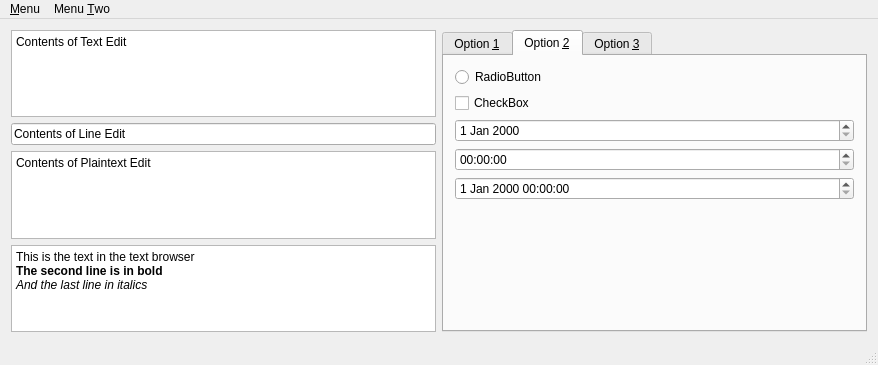
Old version of the form src/mainwindow.ui in the repository trumpton/SimpleBox.
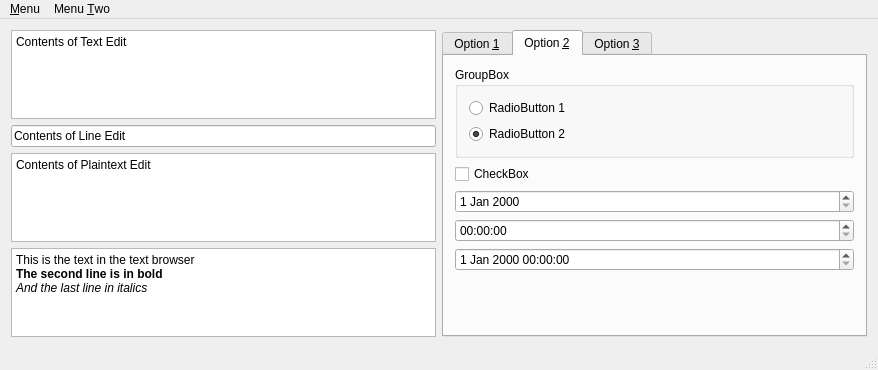
New version of the form. The open tabs and pages were chosen to show the change.

Commit message: Radiobutton in group and standardised accname and accdesc

Diff of the .ui file:
```diff
--- a/src/mainwindow.ui
+++ b/src/mainwindow.ui
@@ -7,7 +7,7 @@
     <x>0</x>
     <y>0</y>
     <width>878</width>
-    <height>357</height>
+    <height>370</height>
    </rect>
   </property>
   <property name="windowTitle">
@@ -44,7 +44,7 @@
          <string>&lt;!DOCTYPE HTML PUBLIC &quot;-//W3C//DTD HTML 4.0//EN&quot; &quot;http://www.w3.org/TR/REC-html40/strict.dtd&quot;&gt;
 &lt;html&gt;&lt;head&gt;&lt;meta name=&quot;qrichtext&quot; content=&quot;1&quot; /&gt;&lt;style type=&quot;text/css&quot;&gt;
 p, li { white-space: pre-wrap; }
-&lt;/style&gt;&lt;/head&gt;&lt;body style=&quot; font-family:'MS Shell Dlg 2'; font-size:8.25pt; font-weight:400; font-style:normal;&quot;&gt;
+&lt;/style&gt;&lt;/head&gt;&lt;body style=&quot; font-family:'Noto Sans'; font-size:10pt; font-weight:400; font-style:normal;&quot;&gt;
 &lt;p style=&quot; margin-top:0px; margin-bottom:0px; margin-left:0px; margin-right:0px; -qt-block-indent:0; text-indent:0px;&quot;&gt;&lt;span style=&quot; font-family:'Sans Serif'; font-size:9pt;&quot;&gt;Contents of Text Edit&lt;/span&gt;&lt;/p&gt;&lt;/body&gt;&lt;/html&gt;</string>
         </property>
        </widget>
@@ -102,7 +102,7 @@
          <string>&lt;!DOCTYPE HTML PUBLIC &quot;-//W3C//DTD HTML 4.0//EN&quot; &quot;http://www.w3.org/TR/REC-html40/strict.dtd&quot;&gt;
 &lt;html&gt;&lt;head&gt;&lt;meta name=&quot;qrichtext&quot; content=&quot;1&quot; /&gt;&lt;style type=&quot;text/css&quot;&gt;
 p, li { white-space: pre-wrap; }
-&lt;/style&gt;&lt;/head&gt;&lt;body style=&quot; font-family:'MS Shell Dlg 2'; font-size:8.25pt; font-weight:400; font-style:normal;&quot;&gt;
+&lt;/style&gt;&lt;/head&gt;&lt;body style=&quot; font-family:'Noto Sans'; font-size:10pt; font-weight:400; font-style:normal;&quot;&gt;
 &lt;p style=&quot; margin-top:0px; margin-bottom:0px; margin-left:0px; margin-right:0px; -qt-block-indent:0; text-indent:0px;&quot;&gt;&lt;span style=&quot; font-family:'Sans Serif'; font-size:9pt;&quot;&gt;This is the text in the text browser&lt;/span&gt;&lt;/p&gt;
 &lt;p style=&quot; margin-top:0px; margin-bottom:0px; margin-left:0px; margin-right:0px; -qt-block-indent:0; text-indent:0px;&quot;&gt;&lt;span style=&quot; font-family:'Sans Serif'; font-size:9pt; font-weight:600;&quot;&gt;The second line is in bold&lt;/span&gt;&lt;/p&gt;
 &lt;p style=&quot; margin-top:0px; margin-bottom:0px; margin-left:0px; margin-right:0px; -qt-block-indent:0; text-indent:0px;&quot;&gt;&lt;span style=&quot; font-family:'Sans Serif'; font-size:9pt; font-style:italic;&quot;&gt;And the last line in italics&lt;/span&gt;&lt;/p&gt;&lt;/body&gt;&lt;/html&gt;</string>
@@ -228,16 +228,50 @@
        </attribute>
        <layout class="QVBoxLayout" name="verticalLayout_3">
         <item>
-         <widget class="QRadioButton" name="radioButton">
+         <widget class="QGroupBox" name="groupBox">
           <property name="accessibleName">
            <string>QRadioButton Name</string>
           </property>
           <property name="accessibleDescription">
            <string>QRadioButton Description</string>
           </property>
-          <property name="text">
-           <string>RadioButton</string>
+          <property name="title">
+           <string>GroupBox</string>
           </property>
+          <layout class="QVBoxLayout" name="verticalLayout_5">
+           <item>
+            <widget class="QRadioButton" name="radioButton1">
+             <property name="accessibleName">
+              <string>AccName</string>
+             </property>
+             <property name="accessibleDescription">
+              <string>AccDesc</string>
+             </property>
+             <property name="text">
+              <string>RadioButton 1</string>
+             </property>
+             <property name="checked">
+              <bool>false</bool>
+             </property>
+            </widget>
+           </item>
+           <item>
+            <widget class="QRadioButton" name="radioButton">
+             <property name="accessibleName">
+              <string>AccName</string>
+             </property>
+             <property name="accessibleDescription">
+              <string>AccDesc</string>
+             </property>
+             <property name="text">
+              <string>RadioButton 2</string>
+             </property>
+             <property name="checked">
+              <bool>true</bool>
+             </property>
+            </widget>
+           </item>
+          </layout>
          </widget>
         </item>
         <item>
```
Left out of the diff: 82 changed lines with no effect on the pictures.
